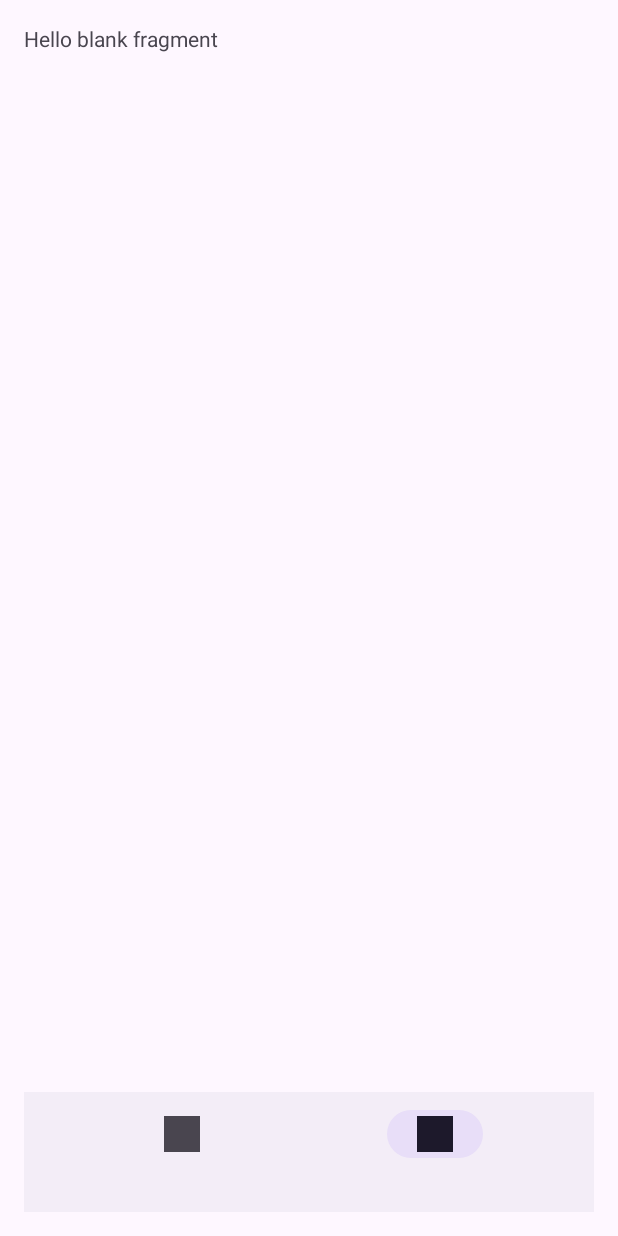
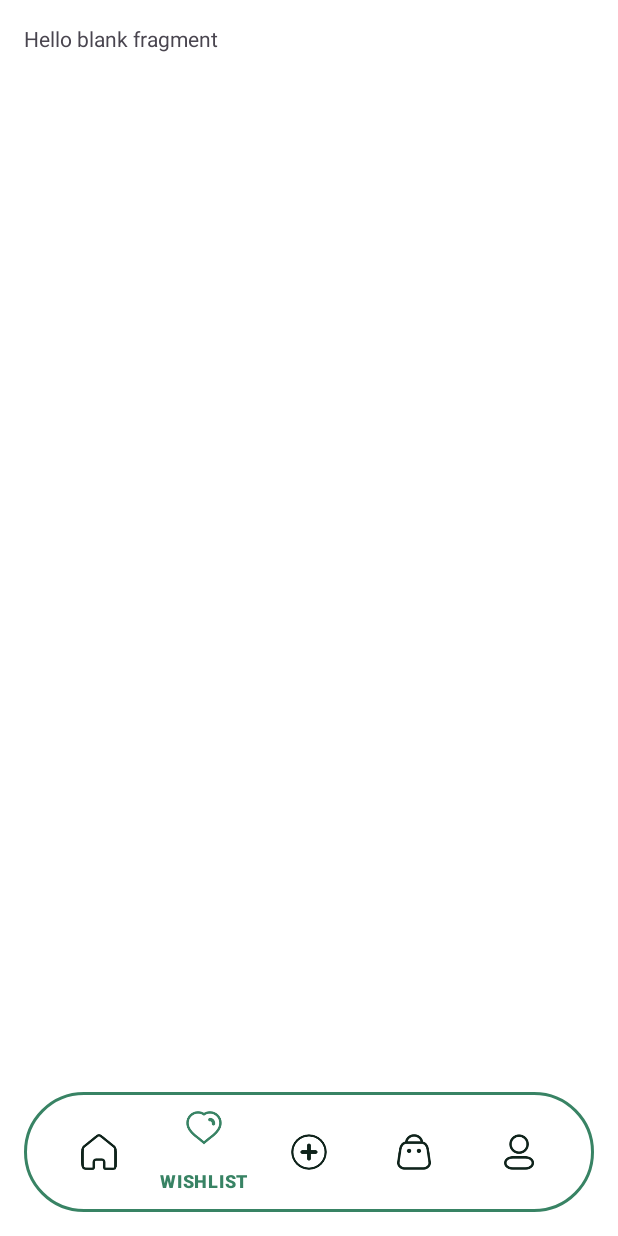
Before and after one commit to Haykaz3/Lachin, an Android app: the screen it shows after launch (MainActivity), item 2 of the bottom bar chosen, on a phone screen of 412 x 824 dp. Run offline under Robolectric (Android 15) with nearby library versions, the phone set to English and light mode, and no system bars.

Commit message:
Fragment Added

```diff
--- /dev/null
+++ b/app/src/main/java/com/example/myapplication/FragmentWishlist.java
@@ -0,0 +1,64 @@
+package com.example.myapplication;
+
+import android.os.Bundle;
+
+import androidx.fragment.app.Fragment;
+
+import android.view.LayoutInflater;
+import android.view.View;
+import android.view.ViewGroup;
+
+/**
+ * A simple {@link Fragment} subclass.
+ * Use the {@link FragmentWishlist#newInstance} factory method to
+ * create an instance of this fragment.
+ */
+public class FragmentWishlist extends Fragment {
+
+    // TODO: Rename parameter arguments, choose names that match
+    // the fragment initialization parameters, e.g. ARG_ITEM_NUMBER
+    private static final String ARG_PARAM1 = "param1";
+    private static final String ARG_PARAM2 = "param2";
+
+    // TODO: Rename and change types of parameters
+    private String mParam1;
+    private String mParam2;
+
+    public FragmentWishlist() {
+        // Required empty public constructor
+    }
+
+    /**
+     * Use this factory method to create a new instance of
+     * this fragment using the provided parameters.
+     *
+     * @param param1 Parameter 1.
+     * @param param2 Parameter 2.
+     * @return A new instance of fragment FragmentWishlist.
+     */
+    // TODO: Rename and change types and number of parameters
+    public static FragmentWishlist newInstance(String param1, String param2) {
+        FragmentWishlist fragment = new FragmentWishlist();
+        Bundle args = new Bundle();
+        args.putString(ARG_PARAM1, param1);
+        args.putString(ARG_PARAM2, param2);
+        fragment.setArguments(args);
+        return fragment;
+    }
+
+    @Override
+    public void onCreate(Bundle savedInstanceState) {
+        super.onCreate(savedInstanceState);
+        if (getArguments() != null) {
+            mParam1 = getArguments().getString(ARG_PARAM1);
+            mParam2 = getArguments().getString(ARG_PARAM2);
+        }
+    }
+
+    @Override
+    public View onCreateView(LayoutInflater inflater, ViewGroup container,
+                             Bundle savedInstanceState) {
+        // Inflate the layout for this fragment
+        return inflater.inflate(R.layout.fragment_wishlist, container, false);
+    }
+}
--- a/app/src/main/java/com/example/myapplication/MainActivity.java
+++ b/app/src/main/java/com/example/myapplication/MainActivity.java
@@ -2,8 +2,11 @@ package com.example.myapplication;
 
 import android.content.Intent;
 import android.os.Bundle;
+import android.view.MenuItem;
 import android.view.View;
+import android.view.ViewGroup;
 import android.widget.Button;
+import android.widget.ImageView;
 import android.widget.TextView;
 import androidx.appcompat.app.AppCompatActivity;
 import androidx.fragment.app.Fragment;
@@ -11,6 +14,8 @@ import androidx.recyclerview.widget.LinearLayoutManager;
 import androidx.recyclerview.widget.RecyclerView;
 
 import com.google.android.material.bottomnavigation.BottomNavigationView;
+import com.google.android.material.bottomnavigation.LabelVisibilityMode;
+import com.google.android.material.navigation.NavigationBarView;
 
 import okhttp3.Call;
 import okhttp3.Callback;
@@ -37,14 +42,37 @@ public class MainActivity extends AppCompatActivity {
         bottomNavigationView = findViewById(R.id.bottom_navigation);
         loadFragment(new FragmentHome()); // Default fragment
 
+        bottomNavigationView.setItemActiveIndicatorEnabled(false);
+        //bottomNavigationView.setLabelVisibilityMode(NavigationBarView.LABEL_VISIBILITY_UNLABELED);
+
         bottomNavigationView.setOnItemSelectedListener(item -> {
             Fragment fragment = null;
             int id = item.getItemId();
+
+            bottomNavigationView.post(() -> {
+                final View view = bottomNavigationView.findViewById(item.getItemId());
+                if (view != null) {
+                    view.animate()
+                            .scaleX(1.2f)
+                            .scaleY(1.2f)
+                            .setDuration(150)
+                            .withEndAction(() -> {
+                                view.animate().scaleX(1f).scaleY(1f).setDuration(150).start();
+                            }).start();
+                }
+            });
+
 
             if (id == R.id.nav_home) {
                 fragment = new FragmentHome();
             } else if (id == R.id.nav_profile) {
                 fragment = new FragmentProfile();
+            } else if (id == R.id.nav_add) {
+                fragment = new FragmentAdd();
+            } else if (id == R.id.nav_order) {
+                fragment = new FragmentOrders();
+            } else if (id == R.id.nav_wish) {
+                fragment = new FragmentWishlist();
             }
 
             if (fragment != null) {
@@ -55,6 +83,8 @@ public class MainActivity extends AppCompatActivity {
             return false;
         });
 
+
+
     }
 
     private void loadFragment(Fragment fragment) {
@@ -63,5 +93,10 @@ public class MainActivity extends AppCompatActivity {
                 .commit();
     }
 
+    private int dpToPx(int dp) {
+        float density = getResources().getDisplayMetrics().density;
+        return Math.round((float) dp * density);
+    }
+
 
 }
--- /dev/null
+++ b/app/src/main/res/color/nav_item_color.xml
@@ -0,0 +1,5 @@
+<?xml version="1.0" encoding="utf-8"?>
+<selector xmlns:android="http://schemas.android.com/apk/res/android">
+    <item android:color="@color/green" android:state_checked="true" />
+    <item android:color="@color/green_dark" android:state_checked="false" />
+</selector>
--- /dev/null
+++ b/app/src/main/res/drawable/rectangle_nb.xml
@@ -0,0 +1,10 @@
+<?xml version="1.0" encoding="utf-8"?>
+<shape xmlns:android="http://schemas.android.com/apk/res/android"
+    android:shape="rectangle">
+
+    <corners android:radius="999dp"/>
+    <solid android:color="@color/white"/>
+    <stroke android:color="@color/green"
+        android:width="2dp"/>
+
+</shape>
--- a/app/src/main/res/layout/activity_main.xml
+++ b/app/src/main/res/layout/activity_main.xml
@@ -5,27 +5,29 @@
     android:layout_width="match_parent"
     android:layout_height="match_parent"
     android:orientation="vertical"
-    android:padding="16dp">
+    android:padding="16dp"
+    android:background="@color/white">
 
 
 
     <FrameLayout
         android:id="@+id/fragment_container"
-        android:layout_above="@id/navigation_lay"
+        android:layout_above="@id/bottom_navigation"
         android:layout_width="match_parent"
         android:layout_height="match_parent"/>
 
-    <LinearLayout
-        android:id="@+id/navigation_lay"
+
+    <com.google.android.material.bottomnavigation.BottomNavigationView
+        android:id="@+id/bottom_navigation"
         android:layout_width="match_parent"
         android:layout_height="wrap_content"
-        android:layout_alignParentBottom="true">
+        android:layout_alignParentStart="true"
+        android:layout_alignParentEnd="true"
+        android:layout_alignParentBottom="true"
+        android:background="@drawable/rectangle_nb"
+        android:paddingHorizontal="15dp"
+        app:itemIconTint="@color/nav_item_color"
+        app:itemTextColor="@color/nav_item_color"
+        app:menu="@menu/bottom_navigation_menu" />
 
-        <com.google.android.material.bottomnavigation.BottomNavigationView
-            android:id="@+id/bottom_navigation"
-            android:layout_width="match_parent"
-            android:layout_height="wrap_content"
-            app:menu="@menu/bottom_navigation_menu" />
-
-    </LinearLayout>
 </RelativeLayout>
--- /dev/null
+++ b/app/src/main/res/layout/fragment_wishlist.xml
@@ -0,0 +1,14 @@
+<?xml version="1.0" encoding="utf-8"?>
+<FrameLayout xmlns:android="http://schemas.android.com/apk/res/android"
+    xmlns:tools="http://schemas.android.com/tools"
+    android:layout_width="match_parent"
+    android:layout_height="match_parent"
+    tools:context=".FragmentWishlist">
+
+    <!-- TODO: Update blank fragment layout -->
+    <TextView
+        android:layout_width="match_parent"
+        android:layout_height="match_parent"
+        android:text="@string/hello_blank_fragment" />
+
+</FrameLayout>
--- a/app/src/main/res/menu/bottom_navigation_menu.xml
+++ b/app/src/main/res/menu/bottom_navigation_menu.xml
@@ -3,11 +3,29 @@
     <item
         android:id="@+id/nav_home"
         android:enabled="true"
-        android:icon="@color/black"
-        android:title=""/>
+        android:icon="@drawable/home_icon"
+        android:title="HOME"/>
+    <item
+        android:id="@+id/nav_wish"
+        android:enabled="true"
+        android:icon="@drawable/favorites_icon"
+        android:title="WISHLIST"/>
+    <item
+        android:id="@+id/nav_add"
+        android:enabled="true"
+        android:icon="@drawable/add_icon"
+        android:title="ADD"
+        />
+    <item
+        android:id="@+id/nav_order"
+        android:enabled="true"
+        android:icon="@drawable/bag_icon"
+        android:title="ORDER"/>
+
     <item
         android:id="@+id/nav_profile"
         android:enabled="true"
-        android:icon="@color/black"
-        android:title=""/>
+        android:icon="@drawable/profile_icon"
+        android:title="PROFILE"/>
+
 </menu>
--- a/app/src/main/res/values/colors.xml
+++ b/app/src/main/res/values/colors.xml
@@ -2,4 +2,7 @@
 <resources>
     <color name="black">#FF000000</color>
     <color name="white">#FFFFFFFF</color>
+    <color name="green">#388364</color>
+    <color name="green_dark">#0F231B</color>
+    <color name="green_light">#3A9B68</color>
 </resources>
--- a/app/src/main/res/values/themes.xml
+++ b/app/src/main/res/values/themes.xml
@@ -2,7 +2,7 @@
     <!-- Base application theme. -->
     <style name="Base.Theme.MyApplication" parent="Theme.Material3.DayNight.NoActionBar">
         <!-- Customize your light theme here. -->
-        <!-- <item name="colorPrimary">@color/my_light_primary</item> -->
+        <item name="colorPrimary">@color/green</item>
     </style>
 
     <style name="Theme.MyApplication" parent="Base.Theme.MyApplication" />
```
Also changed, not shown: app/src/main/java/com/example/myapplication/FragmentAdd.java (added, +64 -0 lines), app/src/main/java/com/example/myapplication/FragmentOrders.java (added, +64 -0 lines), app/src/main/res/layout/fragment_add.xml (added, +14 -0 lines), app/src/main/res/layout/fragment_orders.xml (added, +14 -0 lines), app/src/main/res/drawable/add_icon.png (added), app/src/main/res/drawable/bag_icon.png (added), app/src/main/res/drawable/favorites_icon.png (added), app/src/main/res/drawable/home_icon.png (added), app/src/main/res/drawable/profile_icon.png (added).
